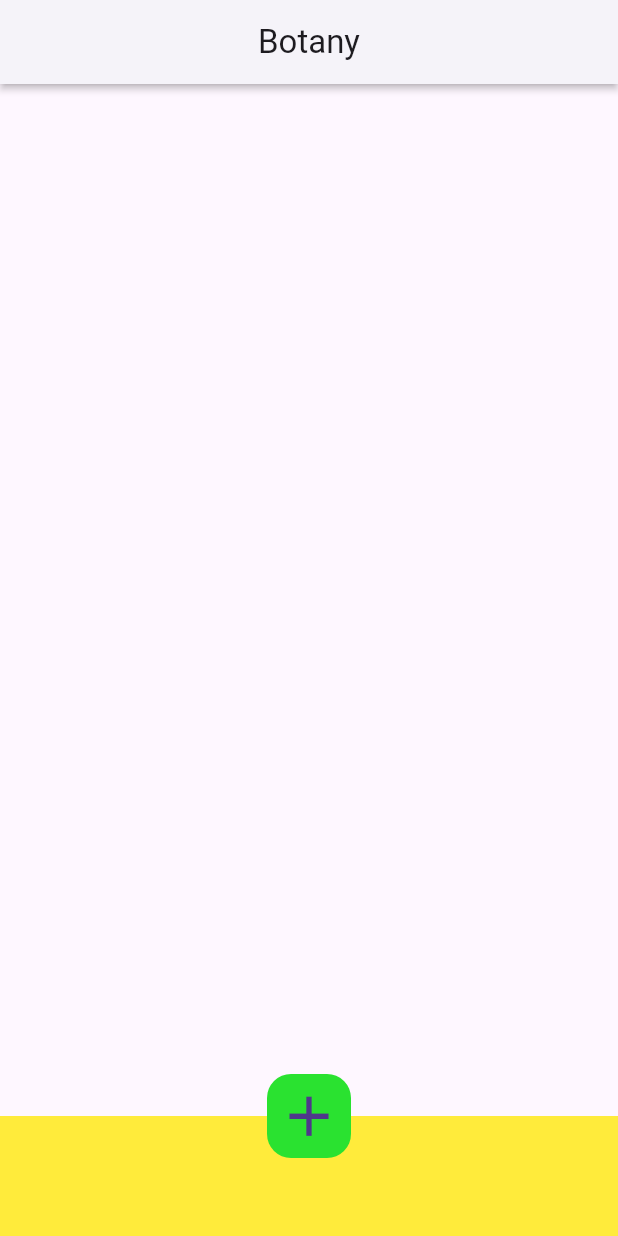
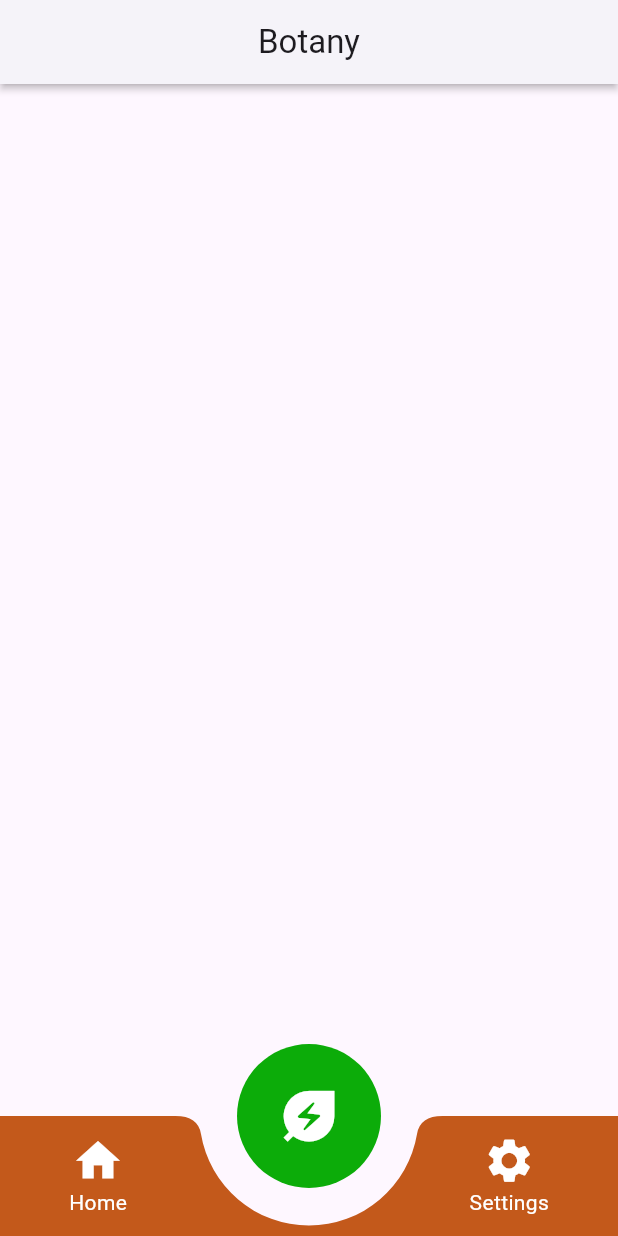
Before and after one commit to SajenTuladhar/Plant-tracking-app, a Flutter app: the screen it shows after launch, on a phone screen of 412 x 824 dp. Run offline on Flutter 3.47's test engine with Material 3 defaults, Android fonts, the phone set to English and light mode, and no system bars.

Commit message:
add dialouge box and bottom app bar

```diff
--- /dev/null
+++ b/lib/pages/dialouge_box.dart
@@ -0,0 +1,18 @@
+import 'package:flutter/material.dart';
+
+class DialougeBox extends StatelessWidget {
+  const DialougeBox({super.key});
+
+  @override
+  Widget build(BuildContext context) {
+    return   AlertDialog(
+      content: Container(
+        height: 20  ,
+        width: 50,
+        child: const Column(
+         mainAxisAlignment: MainAxisAlignment.spaceEvenly,
+
+      ),
+    ));
+  }
+}
--- a/lib/pages/home_page.dart
+++ b/lib/pages/home_page.dart
@@ -1,5 +1,7 @@
 
+import 'package:botany/pages/dialouge_box.dart';
 import 'package:flutter/material.dart';
+
 
 class Homepage extends StatelessWidget {
   const Homepage({super.key});
@@ -15,15 +17,62 @@
         shadowColor: Colors.black,
       ),
       floatingActionButtonLocation: FloatingActionButtonLocation.centerDocked,
-      floatingActionButton: FloatingActionButton(
-        onPressed: (){},
-        backgroundColor: const Color.fromARGB(255, 42, 226, 48),
+      floatingActionButton: FloatingActionButton.large(
+        onPressed: (){
+          DialougeBox;
+        },
+        backgroundColor:const Color.fromARGB(255, 12, 172, 9),
         elevation: 0,
+        shape:RoundedRectangleBorder(borderRadius: BorderRadius.circular(67)),
+        child: const Icon(Icons.energy_savings_leaf, size: 45,color: Colors.white,),),
 
-        child: const Icon(Icons.add, size: 45,),),
+        bottomNavigationBar:const BottomAppBar(
+          color:Color.fromARGB(255, 195, 89, 27),
+          notchMargin: 25,
+          shape: CircularNotchedRectangle(),
+          child: Row(
+            mainAxisAlignment: MainAxisAlignment.spaceBetween,
+            mainAxisSize: MainAxisSize.max,
+            children: [
+              Padding(
+                padding: EdgeInsets.only(left: 30),
+                child: Column(
+                  mainAxisSize: MainAxisSize.min,
+                  children: [
+                    Icon(
+                      size: 35,
+                      Icons.home,
+                      color:Colors.white,
 
-        bottomNavigationBar: BottomAppBar(
-          color:Colors.yellow
+                    ),
+                    Text(
+                      "Home",
+                      style: TextStyle(color: Colors.white),
+                    )
+                  ],
+                ),
+              ),
+              Padding(
+                padding: EdgeInsets.only(right: 30),
+                child: Column(
+                  mainAxisSize: MainAxisSize.min,
+                  children: [
+                    Icon(
+                      size: 35,
+                      Icons.settings,
+                      color:Colors.white,
+
+                    ),
+                    Text(
+                      "Settings",
+                      style: TextStyle(color: Colors.white),
+                    )
+                  ],
+                ),
+              )
+            ],
+          ),
+
         ),
       );
   }
```
